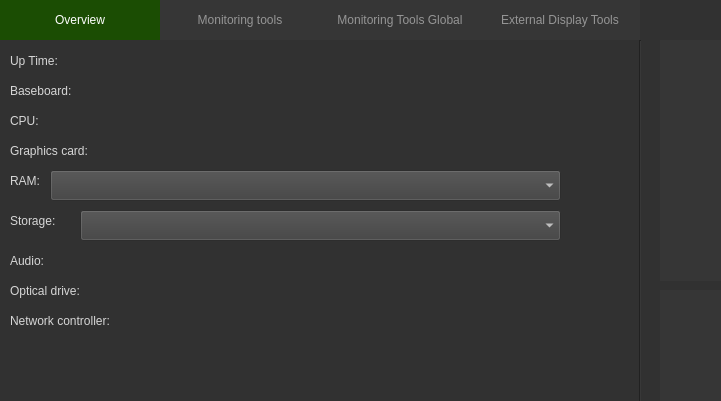
First picture: the form in mainwindow.ui, repository Aidan2803/System-Monitor, before the edit; both pictures show x 0 to 721 and y 0 to 401 of the 1200 by 650 pixel window.
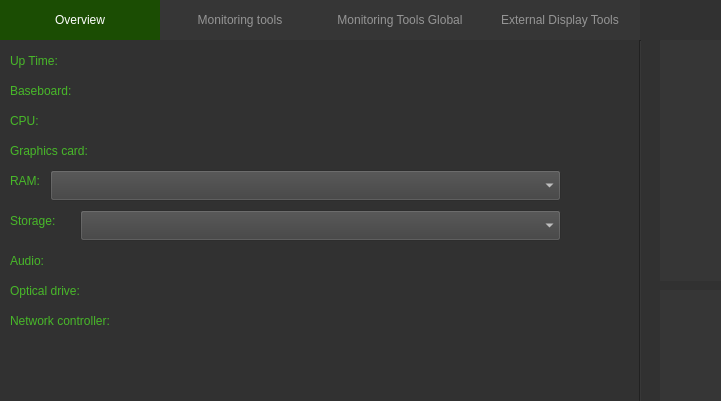
Second picture: the form after the edit. Icons and pictures are not drawn.

What changed in the file:
```diff
--- a/mainwindow.ui
+++ b/mainwindow.ui
@@ -115,9 +115,9 @@
      <widget class="QLabel" name="upTimeLabel">
       <property name="geometry">
        <rect>
-        <x>10</x>
+        <x>80</x>
         <y>10</y>
-        <width>281</width>
+        <width>491</width>
         <height>21</height>
        </rect>
       </property>
@@ -126,15 +126,15 @@
 font: 14pt &quot;ГОСТ тип А&quot;;</string>
       </property>
       <property name="text">
-       <string>Up Time:</string>
+       <string/>
       </property>
      </widget>
      <widget class="QLabel" name="motherBoardNameTempLabel">
       <property name="geometry">
        <rect>
-        <x>10</x>
+        <x>100</x>
         <y>40</y>
-        <width>521</width>
+        <width>461</width>
         <height>21</height>
        </rect>
       </property>
@@ -143,15 +143,15 @@
 font: 14pt &quot;ГОСТ тип А&quot;;</string>
       </property>
       <property name="text">
-       <string>Baseboard:</string>
+       <string/>
       </property>
      </widget>
      <widget class="QLabel" name="cpuNameTempLabel">
       <property name="geometry">
        <rect>
-        <x>10</x>
+        <x>50</x>
         <y>70</y>
-        <width>521</width>
+        <width>511</width>
         <height>21</height>
        </rect>
       </property>
@@ -160,15 +160,15 @@
 font: 14pt &quot;ГОСТ тип А&quot;;</string>
       </property>
       <property name="text">
-       <string>CPU:</string>
+       <string/>
       </property>
      </widget>
      <widget class="QLabel" name="GPUNameTempLabel">
       <property name="geometry">
        <rect>
-        <x>10</x>
+        <x>120</x>
         <y>100</y>
-        <width>521</width>
+        <width>441</width>
         <height>21</height>
        </rect>
       </property>
@@ -177,7 +177,7 @@
 font: 14pt &quot;ГОСТ тип А&quot;;</string>
       </property>
       <property name="text">
-       <string>Graphics card:</string>
+       <string/>
       </property>
      </widget>
      <widget class="QLabel" name="RAMNameLabel">
@@ -190,7 +190,7 @@
        </rect>
       </property>
       <property name="styleSheet">
-       <string notr="true">color: rgb(214, 214, 214);
+       <string notr="true">color: rgb(72, 184, 41);
 font: 14pt &quot;ГОСТ тип А&quot;;</string>
       </property>
       <property name="text">
@@ -207,7 +207,7 @@
        </rect>
       </property>
       <property name="styleSheet">
-       <string notr="true">color: rgb(214, 214, 214);
+       <string notr="true">color: rgb(72, 184, 41);
 font: 14pt &quot;ГОСТ тип А&quot;;</string>
       </property>
       <property name="text">
@@ -217,9 +217,9 @@
      <widget class="QLabel" name="audioLabel">
       <property name="geometry">
        <rect>
-        <x>10</x>
+        <x>60</x>
         <y>210</y>
-        <width>71</width>
+        <width>501</width>
         <height>21</height>
        </rect>
       </property>
@@ -228,15 +228,15 @@
 font: 14pt &quot;ГОСТ тип А&quot;;</string>
       </property>
       <property name="text">
-       <string>Audio:</string>
+       <string/>
       </property>
      </widget>
      <widget class="QLabel" name="opticalDriveLabel">
       <property name="geometry">
        <rect>
-        <x>10</x>
+        <x>120</x>
         <y>240</y>
-        <width>111</width>
+        <width>441</width>
         <height>21</height>
        </rect>
       </property>
@@ -245,15 +245,15 @@
 font: 14pt &quot;ГОСТ тип А&quot;;</string>
       </property>
       <property name="text">
-       <string>Optical drive:</string>
+       <string/>
       </property>
      </widget>
      <widget class="QLabel" name="networkContrlLabel">
       <property name="geometry">
        <rect>
-        <x>10</x>
+        <x>160</x>
         <y>270</y>
-        <width>151</width>
+        <width>401</width>
         <height>21</height>
        </rect>
       </property>
@@ -262,7 +262,7 @@
 font: 14pt &quot;ГОСТ тип А&quot;;</string>
       </property>
       <property name="text">
-       <string>Network controller:</string>
+       <string/>
       </property>
      </widget>
      <widget class="QLabel" name="label_10">
@@ -460,6 +460,125 @@
 }</string>
       </property>
      </widget>
+     <widget class="QLabel" name="label">
+      <property name="geometry">
+       <rect>
+        <x>10</x>
+        <y>10</y>
+        <width>71</width>
+        <height>21</height>
+       </rect>
+      </property>
+      <property name="styleSheet">
+       <string notr="true">color: rgb(72, 184, 41);
+font: 14pt &quot;ГОСТ тип А&quot;;</string>
+      </property>
+      <property name="text">
+       <string>Up Time:</string>
+      </property>
+     </widget>
+     <widget class="QLabel" name="label_2">
+      <property name="geometry">
+       <rect>
+        <x>10</x>
+        <y>40</y>
+        <width>91</width>
+        <height>21</height>
+       </rect>
+      </property>
+      <property name="styleSheet">
+       <string notr="true">color: rgb(72, 184, 41);
+font: 14pt &quot;ГОСТ тип А&quot;;</string>
+      </property>
+      <property name="text">
+       <string>Baseboard:</string>
+      </property>
+     </widget>
+     <widget class="QLabel" name="cpuNameTempLabel_2">
+      <property name="geometry">
+       <rect>
+        <x>10</x>
+        <y>70</y>
+        <width>41</width>
+        <height>21</height>
+       </rect>
+      </property>
+      <property name="styleSheet">
+       <string notr="true">color: rgb(72, 184, 41);
+font: 14pt &quot;ГОСТ тип А&quot;;</string>
+      </property>
+      <property name="text">
+       <string>CPU:</string>
+      </property>
+     </widget>
+     <widget class="QLabel" name="GPUNameTempLabel_2">
+      <property name="geometry">
+       <rect>
+        <x>10</x>
+        <y>100</y>
+        <width>111</width>
+        <height>21</height>
+       </rect>
+      </property>
+      <property name="styleSheet">
+       <string notr="true">color: rgb(72, 184, 41);
+font: 14pt &quot;ГОСТ тип А&quot;;</string>
+      </property>
+      <property name="text">
+       <string>Graphics card:</string>
+      </property>
+     </widget>
+     <widget class="QLabel" name="audioLabel_2">
+      <property name="geometry">
+       <rect>
+        <x>10</x>
+        <y>210</y>
+        <width>51</width>
+        <height>21</height>
+       </rect>
+      </property>
+      <property name="styleSheet">
+       <string notr="true">color: rgb(72, 184, 41);
+font: 14pt &quot;ГОСТ тип А&quot;;</string>
+      </property>
+      <property name="text">
+       <string>Audio:</string>
+      </property>
+     </widget>
+     <widget class="QLabel" name="opticalDriveLabel_2">
+      <property name="geometry">
+       <rect>
+        <x>10</x>
+        <y>240</y>
+        <width>101</width>
+        <height>21</height>
+       </rect>
+      </property>
+      <property name="styleSheet">
+       <string notr="true">color: rgb(72, 184, 41);
+font: 14pt &quot;ГОСТ тип А&quot;;</string>
+      </property>
+      <property name="text">
+       <string>Optical drive:</string>
+      </property>
+     </widget>
+     <widget class="QLabel" name="networkContrlLabel_2">
+      <property name="geometry">
+       <rect>
+        <x>10</x>
+        <y>270</y>
+        <width>151</width>
+        <height>21</height>
+       </rect>
+      </property>
+      <property name="styleSheet">
+       <string notr="true">color: rgb(72, 184, 41);
+font: 14pt &quot;ГОСТ тип А&quot;;</string>
+      </property>
+      <property name="text">
+       <string>Network controller:</string>
+      </property>
+     </widget>
     </widget>
     <widget class="QWidget" name="monitoringTools">
      <attribute name="title">
```
